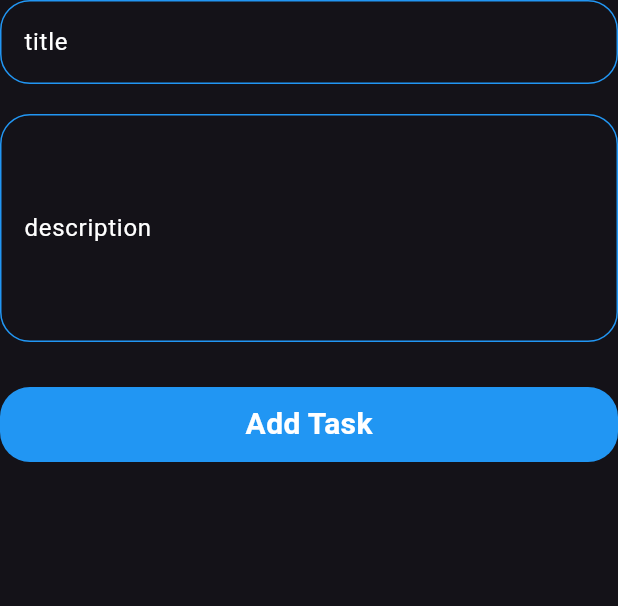
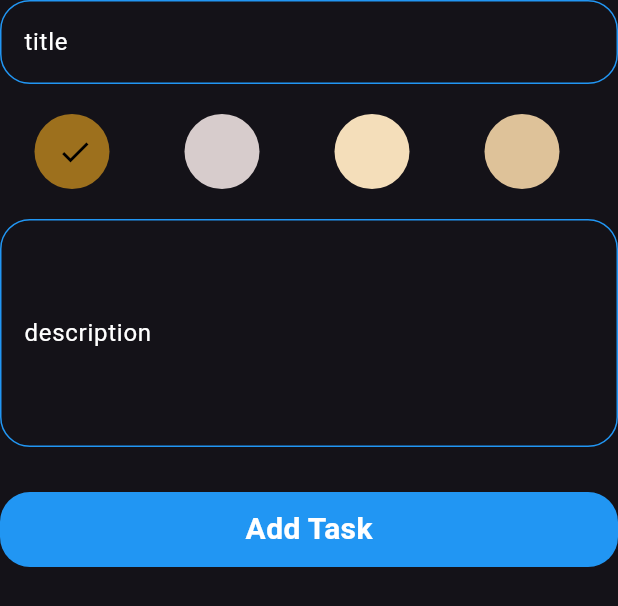
Before and after one commit to ahmedragab112/today_tasks, a Flutter app: the AddNoteForm widget shown alone on an empty page, opened directly, on a phone screen of 412 x 824 dp. Shown: the top 606 px of the screen. Run offline on Flutter 3.47's test engine with Material 3 defaults, Android fonts, the light colour scheme and no system bars; our stand-ins replace bloc, flutter_bloc, hive, hive_flutter; accounts and stored records are empty.

Commit message:
add colors notes and refactor code

```diff
--- /dev/null
+++ b/lib/helper/colors_list.dart
@@ -0,0 +1,84 @@
+import 'package:flutter/material.dart';
+
+class BuildColor extends StatelessWidget {
+  const BuildColor({super.key, required this.selectColor, required this.color});
+  final bool selectColor;
+  final Color color;
+  @override
+  Widget build(BuildContext context) {
+    return selectColor == true
+        ? SelectedColor(
+            color: color,
+          )
+        : Padding(
+            padding: const EdgeInsets.only(right: 4.0),
+            child: CircleAvatar(
+              radius: 30,
+              backgroundColor: color,
+            ),
+          );
+  }
+}
+
+class ColorsListView extends StatefulWidget {
+  const ColorsListView({super.key});
+
+  @override
+  State<ColorsListView> createState() => _ColorsListViewState();
+}
+
+class _ColorsListViewState extends State<ColorsListView> {
+  int currentColor = 0;
+  List<Color> colors = const [
+    Color(0xff9d701d),
+    Color(0xffd7cccc),
+    Color(0xfff4deba),
+    Color(0xffdec299),
+    Color(0xff7f83fa)
+  ];
+  @override
+  Widget build(BuildContext context) {
+    return SizedBox(
+      height: 50,
+      child: ListView.builder(
+        itemExtent: 100,
+        scrollDirection: Axis.horizontal,
+        itemBuilder: (context, index) => InkWell(
+          onTap: () {
+            currentColor = index;
+            setState(() {});
+          },
+          child: BuildColor(
+            selectColor: currentColor == index ? true : false,
+            color: colors[index],
+          ),
+        ),
+        itemCount: 5,
+      ),
+    );
+  }
+}
+
+class SelectedColor extends StatelessWidget {
+  const SelectedColor({super.key, required this.color});
+  final Color color;
+  @override
+  Widget build(BuildContext context) {
+    return Stack(
+      alignment: Alignment.center,
+      children: [
+        Padding(
+          padding: const EdgeInsets.only(right: 4.0),
+          child: CircleAvatar(
+            radius: 30,
+            backgroundColor: color,
+          ),
+        ),
+        const Icon(
+          Icons.check,
+          color: Colors.black,
+        )
+      ],
+    );
+  }
+}
--- a/lib/views/edit_task/edit_task_view.dart
+++ b/lib/views/edit_task/edit_task_view.dart
@@ -62,7 +62,6 @@ class _EditTaskViewState extends State<EditTaskView> {
               const SizedBox(
                 height: 100,
               ),
-
             ],
           ),
         ),
--- a/lib/views/home/add_note_form.dart
+++ b/lib/views/home/add_note_form.dart
@@ -1,15 +1,15 @@
 import 'package:flutter/material.dart';
 import 'package:flutter_bloc/flutter_bloc.dart';
+import 'package:notehive/helper/colors_list.dart';
 import 'package:notehive/views/home/manager/add_note_cubit.dart';
 import 'package:notehive/views/home/manager/add_note_state.dart';
 import 'package:notehive/widgets/custom_button.dart';
 import 'package:notehive/widgets/custom_textfiled.dart';
+
 class AddNoteForm extends StatelessWidget {
   const AddNoteForm({
     super.key,
-
   });
-
 
   @override
   Widget build(BuildContext context) {
@@ -25,8 +25,11 @@ class AddNoteForm extends StatelessWidget {
             onSaved: (value) {
               bloc.title = value;
             },
-
           ),
+          const SizedBox(
+            height: 20,
+          ),
+          const ColorsListView(),
           const SizedBox(
             height: 20,
           ),
@@ -37,7 +40,6 @@ class AddNoteForm extends StatelessWidget {
               bloc.description = value;
             },
             maxLines: 5,
-
           ),
           const SizedBox(
             height: 30,
@@ -45,7 +47,7 @@ class AddNoteForm extends StatelessWidget {
           BlocBuilder<AddNoteCubit, AddNoteState>(
             builder: (context, state) {
               return CustomButton(
-                  isLoading: state is AddNoteLoadingState ? true:false,
+                  isLoading: state is AddNoteLoadingState ? true : false,
                   type: 'Add Task',
                   function: () {
                     bloc.checkForm();
```
Also changed, not shown: lib/views/edit_task/edit_task_body.dart (deleted, +0 -51 lines), lib/views/edit_task/manager/edit_note_cubit.dart (deleted), lib/views/edit_task/manager/edit_note_state.dart (deleted).
